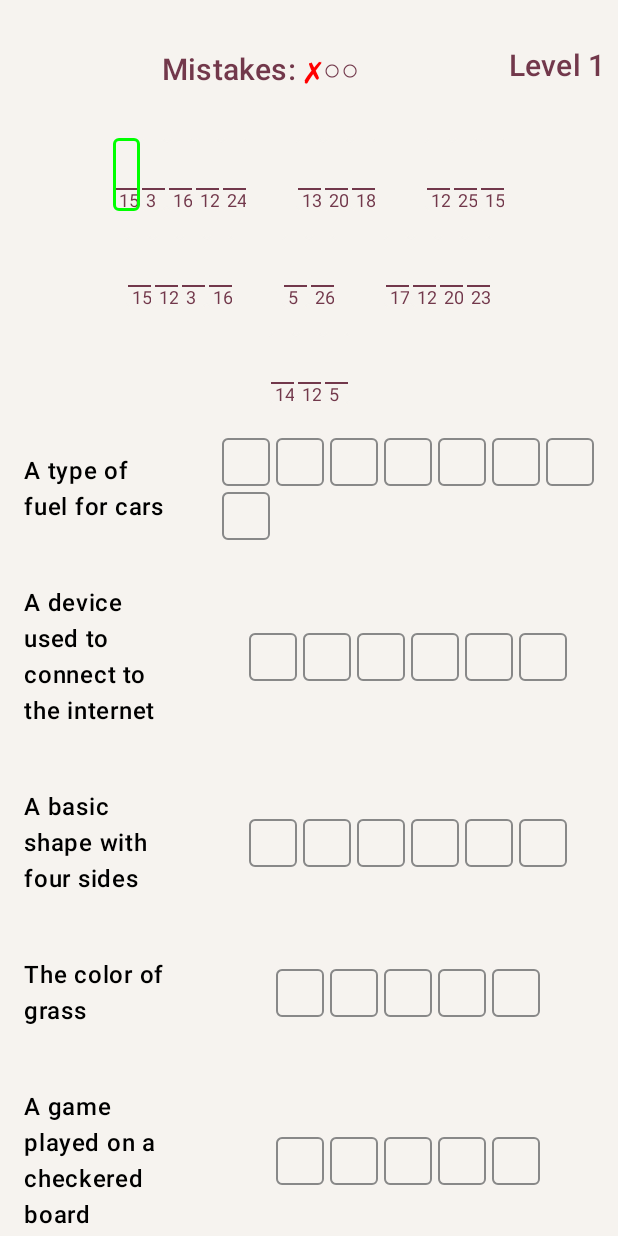
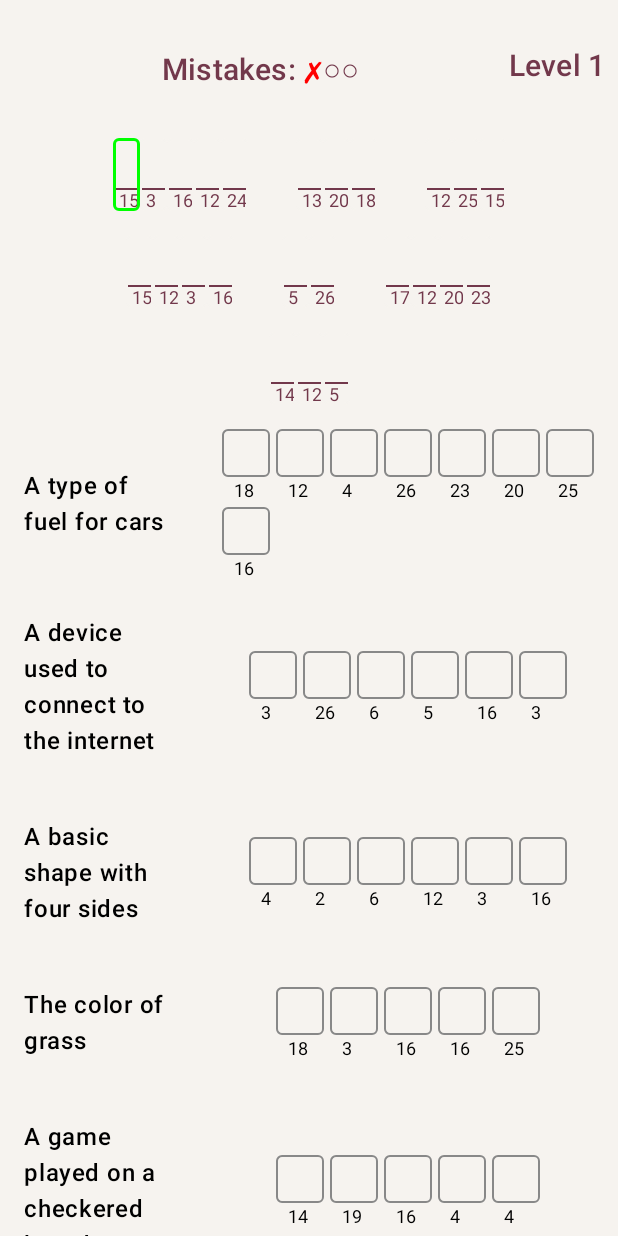
Before and after one commit to gouri-panda/WordFlipster, an Android app built with Jetpack Compose: the @Preview function PhraseDecodeScreen, on a phone screen of 412 x 824 dp. Run offline under Robolectric (Android 15) with nearby library versions, the phone set to English and light mode, and no system bars.

Commit message:
Updated: Now shows hint in the phrase word section.

```diff
--- a/app/src/main/java/com/javix/wordflipster/PhraseDecodeScreen.kt
+++ b/app/src/main/java/com/javix/wordflipster/PhraseDecodeScreen.kt
@@ -114,6 +114,7 @@ fun PhraseDecodeScreen() {
                         phrases = viewModel.phrases.value,
                         phraseInputs = phraseInputs,
                         correctUserInputs = correctUserInputs,
+                        mapping = mapping.value,
                         onLetterInputSubmit = { phraseIndex, charIndex, input ->
                             val targetWord = viewModel.phrases.value[phraseIndex].answer
                             if (targetWord[charIndex].uppercaseChar().toString() == input) {
@@ -138,6 +139,7 @@ fun PhraseInputSection(
     phrases: List<Phrase>,
     phraseInputs: List<MutableList<String>>,
     correctUserInputs: MutableState<Set<String>>,
+    mapping: Map<Int, Char>,
     onLetterInputSubmit: (Int,Int, String) -> Unit
 ) {
     val coroutineScope = rememberCoroutineScope()
@@ -176,6 +178,17 @@ fun PhraseInputSection(
                     modifier = Modifier.padding(end = 8.dp)
                 ) {
                     targetWord.forEachIndexed { charIndex, char ->
+
+                            val input = if (correctUserInputs.value.contains(
+                                    char.uppercaseChar().toString()
+                                )
+                            ) {
+                                phraseInputs[phraseIndex][charIndex] =
+                                    char.uppercaseChar().toString()
+                                char.uppercaseChar().toString()
+                            } else phraseInputs[phraseIndex][charIndex]
+
+                            Column(verticalArrangement = Arrangement.spacedBy(2.dp)) {
                                 Box(
                                     modifier = Modifier
                                         .size(32.dp)
@@ -183,17 +196,14 @@ fun PhraseInputSection(
                                         .padding(4.dp),
                                     contentAlignment = Alignment.Center
                                 ) {
-                            val input = if(correctUserInputs.value.contains(char.uppercaseChar().toString())) {
-                                phraseInputs[phraseIndex][charIndex] = char.uppercaseChar().toString()
-                                char.uppercaseChar().toString()
-                            } else phraseInputs[phraseIndex][charIndex]
                                     BasicTextField(
                                         value = input,
-                                onValueChange = {input ->
+                                        onValueChange = { input ->
                                             if (input.length <= 1) {
                                                 // Move focus to the next box if correct
                                                 if (targetWord[charIndex].toString()
-                                                .uppercase(Locale.getDefault()) == input) {
+                                                        .uppercase(Locale.getDefault()) == input
+                                                ) {
                                                     val nextIndex = charIndex + 1
                                                     if (nextIndex < targetWord.length) {
                                                         // Move to the next box in the same word If it's not empty
@@ -201,7 +211,7 @@ fun PhraseInputSection(
 //                                                while(correctUserInputs.value.contains(phraseInputs[phraseIndex][nextFocusBoxIndex]) && nextFocusBoxIndex <= targetWord.length) {
 //                                                    nextFocusBoxIndex += 1
 //                                                } // Todo fix this
-                                                if (nextFocusBoxIndex == targetWord.length){
+                                                        if (nextFocusBoxIndex == targetWord.length) {
                                                             coroutineScope.launch {
                                                                 focusManager.clearFocus()
                                                             }
@@ -212,8 +222,10 @@ fun PhraseInputSection(
                                                         // Move to the first box of the next word
                                                         val nextPhraseIndex = phraseIndex + 1
                                                         if (nextPhraseIndex < phrases.size) {
-                                                    val nextWordInputs = phraseInputs[nextPhraseIndex]
-                                                    val nextFocusBoxIndex = nextWordInputs.indexOfFirst { it.isEmpty() }
+                                                            val nextWordInputs =
+                                                                phraseInputs[nextPhraseIndex]
+                                                            val nextFocusBoxIndex =
+                                                                nextWordInputs.indexOfFirst { it.isEmpty() }
                                                             if (nextFocusBoxIndex != -1) {
                                                                 // Focus the first empty box in the next word
                                                                 focusRequesters[nextPhraseIndex][nextFocusBoxIndex].requestFocus()
@@ -235,6 +247,17 @@ fun PhraseInputSection(
                                             textAlign = TextAlign.Center,
                                             color = Color.Black
                                         )
+                                    )
+                                }
+                                Text(
+                                    text =  encodeWord(
+                                        char.uppercaseChar().toString(),
+                                        mapping
+                                    )[0].toString(), // Hint (letter position)
+                                    fontSize = 12.sp,
+                                    color = Color.Black,
+                                    modifier = Modifier
+                                        .padding(start = 8.dp)
                                 )
                             }
                         }
```
Lines whose indentation alone changed are shown as unchanged.
